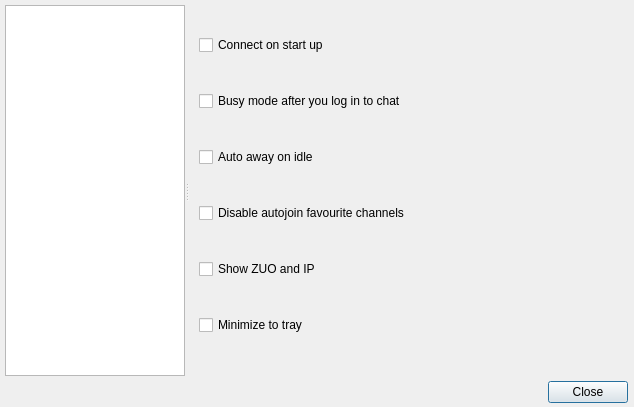
Old version of the form ui/options.ui in the repository gitter-badger/simplechatclient.
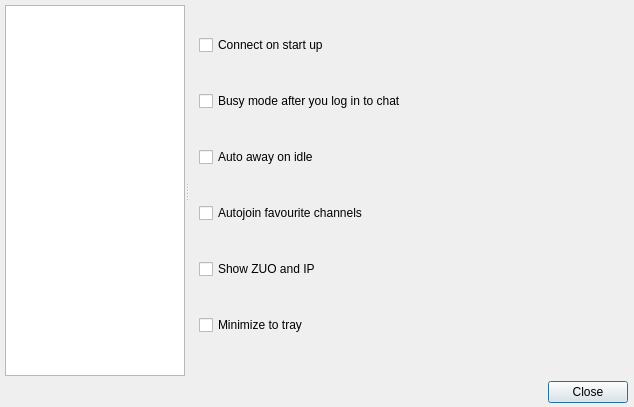
New version of the form. The open tabs and pages were chosen to show the change. Icons and pictures are not drawn.

Commit message: refactored autojoin favourites option

```diff
--- a/ui/options.ui
+++ b/ui/options.ui
@@ -1469,7 +1469,7 @@
        <item>
         <widget class="QCheckBox" name="checkBox_disable_autojoin_favourites">
          <property name="text">
-          <string>Disable autojoin favourite channels</string>
+          <string>Autojoin favourite channels</string>
          </property>
         </widget>
        </item>
```
Left out of the diff: 2 changed lines with no effect on the pictures. The commit also changes 5 other files.
